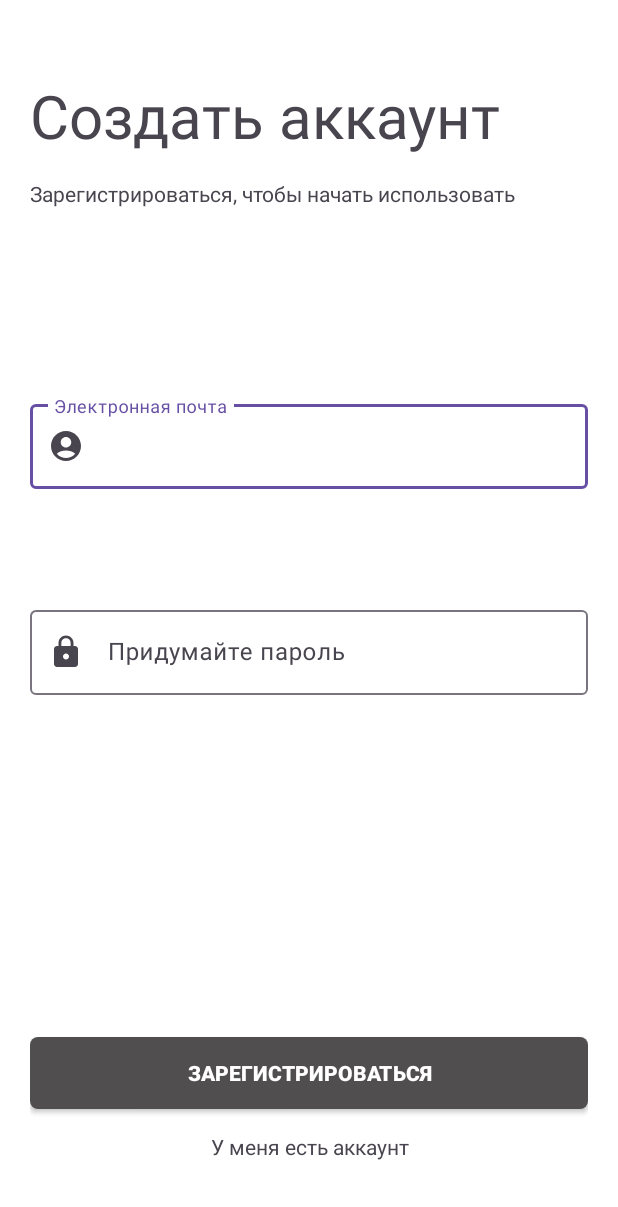
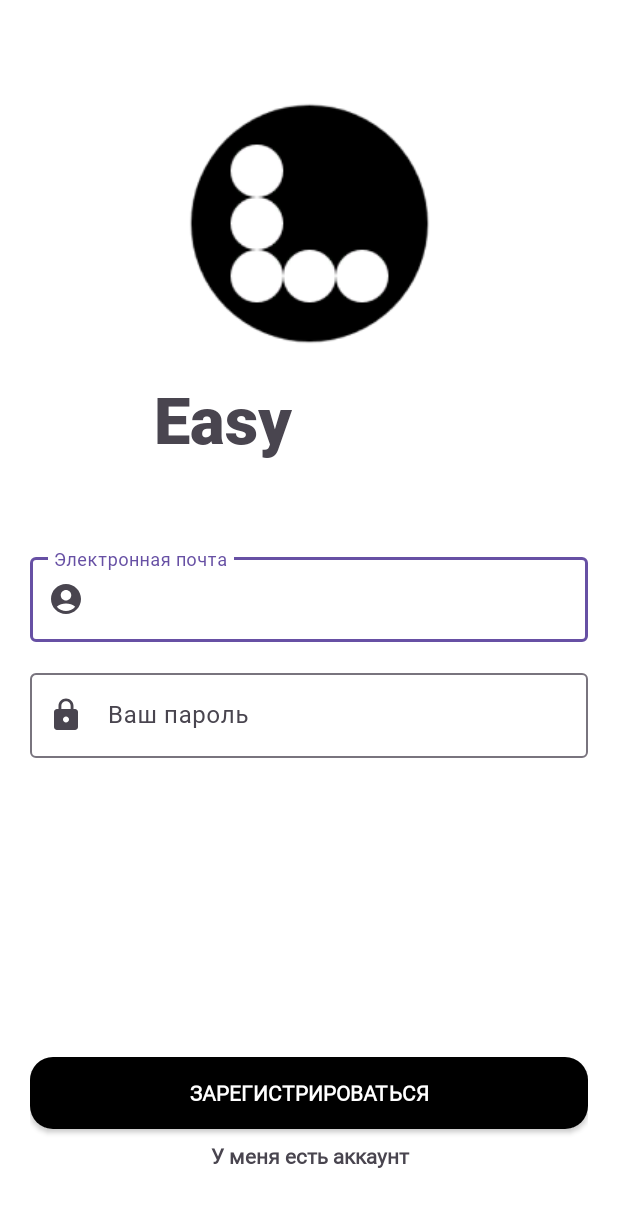
Before and after one commit to hereyourname-hub/IS, an Android app: the RegisterActivity screen opened directly, with no data from a screen before it, on a phone screen of 412 x 824 dp. Shown: the top 1207 px of the screen. Run offline under Robolectric (Android 15) with nearby library versions, the phone set to English and light mode, and no system bars; our stand-ins replace Firebase (no records; nobody signed in at launch, a user with empty details on screens opened directly); 1 statement that could not run was skipped.

Commit message:
here dis

```diff
--- a/app/src/main/java/com/example/easyshelf/MainActivity.java
+++ b/app/src/main/java/com/example/easyshelf/MainActivity.java
@@ -26,9 +26,6 @@ public class MainActivity extends AppCompatActivity implements NavigationView.On
         setContentView(R.layout.activity_main);
 
         DrawerLayout drawerLayout = findViewById(R.id.drawer_layout);
-
-
-
         NavigationView navigationView = findViewById(R.id.nav_view);
         navigationView.setNavigationItemSelectedListener(this);
 
@@ -97,7 +94,6 @@ public class MainActivity extends AppCompatActivity implements NavigationView.On
                     new AboutUsFragment()).commit();
         }
 
-
         DrawerLayout drawerLayout = findViewById(R.id.drawer_layout); // Инициализация переменной drawerLayout
         drawerLayout.closeDrawer(GravityCompat.START);
         return true;
--- a/app/src/main/res/drawable/bg_button.xml
+++ b/app/src/main/res/drawable/bg_button.xml
@@ -2,7 +2,7 @@
 <shape  xmlns:android="http://schemas.android.com/apk/res/android"
     android:shape="rectangle">
 
-    <solid android:color="@color/primary_color" />
-    <corners android:radius="5dp" />
+    <solid android:color="@color/black" />
+    <corners android:radius="15dp" />
 
 </shape>
--- a/app/src/main/res/layout/activity_register.xml
+++ b/app/src/main/res/layout/activity_register.xml
@@ -8,35 +8,37 @@
     android:padding="20dp"
     android:background="@color/white">
 
-    <TextView
-        android:id="@+id/tv_register_title"
-        android:layout_width="match_parent"
-        android:layout_height="wrap_content"
-        android:layout_marginTop="30dp"
-        android:text="Создать аккаунт"
-        android:textSize="40dp"
+    <ImageView
+        android:id="@+id/imageView"
+        android:layout_width="175dp"
+        android:layout_height="175dp"
+        app:layout_constraintBottom_toTopOf="@+id/tv_register_sub_title"
         app:layout_constraintEnd_toEndOf="parent"
         app:layout_constraintStart_toStartOf="parent"
-        app:layout_constraintTop_toTopOf="parent" />
+        app:layout_constraintTop_toTopOf="parent"
+        app:layout_constraintVertical_bias="0.753"
+        app:srcCompat="@drawable/logo" />
 
     <TextView
         android:id="@+id/tv_register_sub_title"
-        android:layout_width="match_parent"
-        android:layout_height="wrap_content"
-        android:layout_marginTop="15dp"
-        android:text="Зарегистрироваться, чтобы начать использовать"
+        android:layout_width="205dp"
+        android:layout_height="64dp"
+        android:layout_marginTop="230dp"
+        android:fontFamily="@font/robotoblack"
+        android:text="Easy Shelf"
+        android:textSize="43dp"
+        android:textStyle="bold"
         app:layout_constraintEnd_toEndOf="parent"
+        app:layout_constraintHorizontal_bias="0.497"
         app:layout_constraintStart_toStartOf="parent"
-        app:layout_constraintTop_toBottomOf="@+id/tv_register_title"/>
-
+        app:layout_constraintTop_toTopOf="parent" />
 
     <com.google.android.material.textfield.TextInputLayout
         android:id="@+id/til_email"
         android:layout_width="match_parent"
         android:layout_height="wrap_content"
-        android:layout_marginTop="50dp"
+        android:layout_marginTop="52dp"
         android:hint="Электронная почта"
-        app:layout_constraintBottom_toTopOf="@+id/til_password"
         app:layout_constraintEnd_toEndOf="parent"
         app:layout_constraintStart_toStartOf="parent"
         app:layout_constraintTop_toBottomOf="@+id/tv_register_sub_title"
@@ -44,49 +46,54 @@
 
         <com.google.android.material.textfield.TextInputEditText
             android:id="@+id/et_email"
+            android:fontFamily="@font/roboto"
             android:layout_width="match_parent"
             android:layout_height="wrap_content"
             android:textColor="@color/black" />
     </com.google.android.material.textfield.TextInputLayout>
 
-
     <com.google.android.material.textfield.TextInputLayout
         android:id="@+id/til_password"
         android:layout_width="match_parent"
         android:layout_height="wrap_content"
-        android:layout_marginBottom="228dp"
-        android:hint="Придумайте пароль"
-        app:layout_constraintBottom_toTopOf="@+id/btn_register"
+        android:layout_marginTop="15dp"
+        android:hint="Ваш пароль"
         app:layout_constraintEnd_toEndOf="parent"
         app:layout_constraintStart_toStartOf="parent"
+        app:layout_constraintTop_toBottomOf="@+id/til_email"
         app:startIconDrawable="@drawable/baseline_lock_24">
 
         <com.google.android.material.textfield.TextInputEditText
             android:id="@+id/et_password"
             android:layout_width="match_parent"
             android:layout_height="wrap_content"
+            android:fontFamily="@font/roboto"
             android:inputType="textPassword"
-            android:textColor="@color/black" />
+            android:textColor="@color/black"/>
     </com.google.android.material.textfield.TextInputLayout>
+
 
     <androidx.appcompat.widget.AppCompatButton
         android:id="@+id/btn_register"
+        style="@style/ButtonWhite"
         android:layout_width="match_parent"
         android:layout_height="wrap_content"
-        android:layout_marginBottom="15dp"
+        android:layout_marginBottom="8dp"
         android:text="Зарегистрироваться"
-        style="@style/ButtonWhite"
         app:layout_constraintBottom_toTopOf="@+id/tv_have_account"
         app:layout_constraintEnd_toEndOf="parent"
+        app:layout_constraintHorizontal_bias="0.6"
         app:layout_constraintStart_toStartOf="parent" />
 
     <TextView
         android:id="@+id/tv_have_account"
         android:layout_width="match_parent"
         android:layout_height="wrap_content"
-        android:layout_marginBottom="30dp"
+        android:layout_marginBottom="24dp"
+        android:fontFamily="@font/roboto"
         android:text="У меня есть аккаунт"
         android:textAlignment="center"
+        android:textStyle="bold"
         app:layout_constraintBottom_toBottomOf="parent"
         app:layout_constraintEnd_toEndOf="parent"
         app:layout_constraintStart_toStartOf="parent" />
--- a/app/src/main/res/layout/nav_header.xml
+++ b/app/src/main/res/layout/nav_header.xml
@@ -9,9 +9,9 @@
     style="@style/ThemeOverlay.AppCompat.Dark">
 
     <ImageView
-        android:layout_width="wrap_content"
-        android:layout_height="wrap_content"
-        android:src="@mipmap/ic_launcher_round"/>
+        android:layout_width="120dp"
+        android:layout_height="100dp"
+        android:src="@drawable/logo" />
 
     <TextView
         android:id="@+id/currentUser"
--- a/app/src/main/res/values/themes.xml
+++ b/app/src/main/res/values/themes.xml
@@ -9,7 +9,7 @@
 
     <style name="ButtonWhite">
         <item name="android:background">@drawable/bg_button</item>
-<!--        <item name="android:fontFamily">@font/montserratregular</item>-->
+        <item name="android:fontFamily">@font/roboto</item>
         <item name="android:textColor">@color/white</item>
         <item name="android:textSize">14sp</item>
         <item name="android:textStyle">bold</item>
```
Also changed, not shown: app/src/main/res/layout/activity_forgot_password.xml (+13 -21 lines), app/src/main/res/layout/activity_login.xml (+33 -24 lines), app/src/main/res/layout/activity_main.xml (+2 -7 lines), app/src/main/res/layout/fragment_home.xml (+12 -5 lines), app/src/main/res/drawable/logo.png (added), app/src/main/res/font/inter.otf (added), app/src/main/res/font/roboto.ttf (added), app/src/main/res/font/robotoblack.ttf (added).
